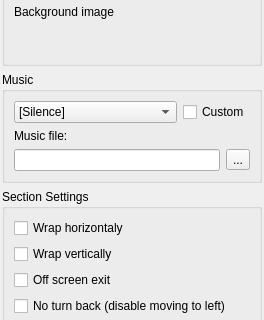
Old version of the form Editor/main_window/dock/lvl_sctc_props.ui in the repository WohlSoft/Moondust-Project; both pictures show x 0 to 264 and y 82 to 402 of the 264 by 529 pixel window.
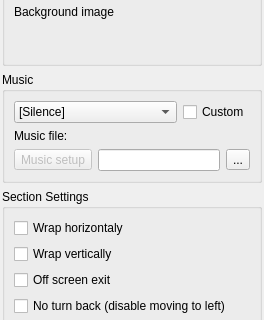
New version of the form. Icons and pictures are not drawn. Custom widgets are drawn as their Qt base class.

Commit message: Editor: Make new music setup dialog work

Patch:
```diff
--- a/Editor/main_window/dock/lvl_sctc_props.ui
+++ b/Editor/main_window/dock/lvl_sctc_props.ui
@@ -365,17 +365,64 @@
              </property>
             </widget>
            </item>
-           <item row="2" column="0" colspan="2">
-            <widget class="QLineEdit" name="LVLPropsMusicCustom"/>
-           </item>
-           <item row="2" column="2">
-            <widget class="QToolButton" name="LVLPropsMusicCustomBrowse">
-             <property name="toolTip">
-              <string>Browse...</string>
+           <item row="2" column="0" colspan="3">
+            <widget class="QFrame" name="frame_2">
+             <property name="frameShape">
+              <enum>QFrame::NoFrame</enum>
              </property>
-             <property name="text">
-              <string notr="true">...</string>
+             <property name="frameShadow">
+              <enum>QFrame::Raised</enum>
              </property>
+             <layout class="QGridLayout" name="gridLayout_3">
+              <property name="sizeConstraint">
+               <enum>QLayout::SetMinimumSize</enum>
+              </property>
+              <property name="leftMargin">
+               <number>0</number>
+              </property>
+              <property name="topMargin">
+               <number>0</number>
+              </property>
+              <property name="rightMargin">
+               <number>0</number>
+              </property>
+              <property name="bottomMargin">
+               <number>0</number>
+              </property>
+              <item row="0" column="1">
+               <widget class="QLineEdit" name="LVLPropsMusicCustom"/>
+              </item>
+              <item row="0" column="3">
+               <widget class="QToolButton" name="LVLPropsMusicCustomBrowse">
+                <property name="toolTip">
+                 <string>Browse...</string>
+                </property>
+                <property name="text">
+                 <string notr="true">...</string>
+                </property>
+               </widget>
+              </item>
+              <item row="0" column="0">
+               <widget class="QToolButton" name="musicSetup">
+                <property name="enabled">
+                 <bool>false</bool>
+                </property>
+                <property name="toolTip">
+                 <string>Change the extra format specific settings of a custom music</string>
+                </property>
+                <property name="text">
+                 <string notr="true">Music setup</string>
+                </property>
+                <property name="icon">
+                 <iconset resource="../../_resources/editor.qrc">
+                  <normaloff>:/images/wrench_16x16.png</normaloff>:/images/wrench_16x16.png</iconset>
+                </property>
+                <property name="popupMode">
+                 <enum>QToolButton::InstantPopup</enum>
+                </property>
+               </widget>
+              </item>
+             </layout>
             </widget>
            </item>
           </layout>
```
Left out of the diff: 51 changed lines with no effect on the pictures. The commit also changes 11 other files.
